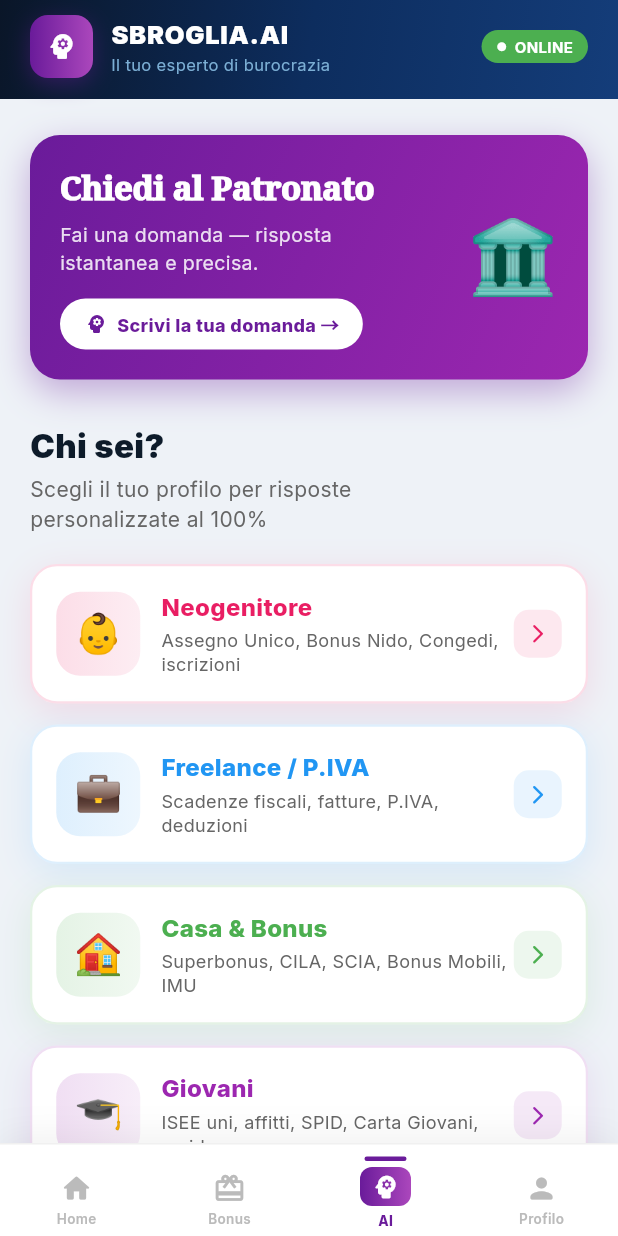
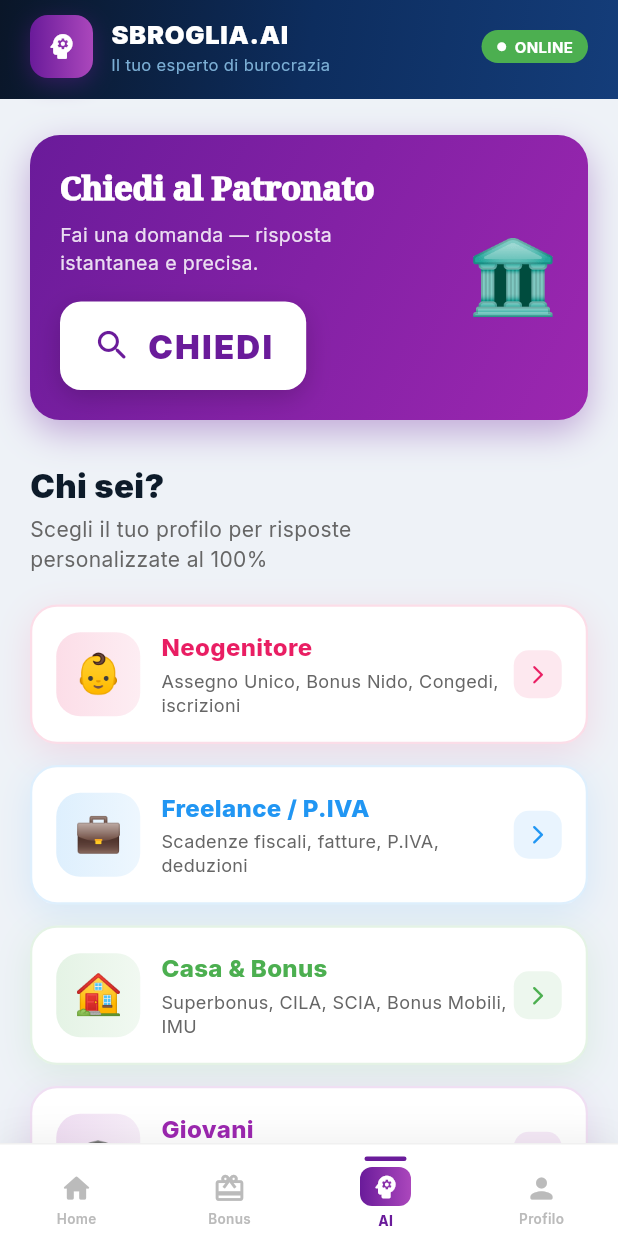
Before and after one commit to alutori-lang/IlmioPatronato, a Flutter app: the screen it shows after launch, item 3 of the bottom bar chosen, on a phone screen of 412 x 824 dp. Run offline on Flutter 3.47's test engine with Material 3 defaults, Android fonts, the phone set to English and light mode, and no system bars; our stand-ins replace file_picker, flutter_local_notifications, flutter_tts, google_fonts, google_mobile_ads, image_picker and 7 more; missing offline and left inert: cunning_document_scanner, pdfx; network calls fail.

Commit message:
Replace small 'Scrivi la tua domanda' pill with large 'CHIEDI' button
On the Chiedi al Patronato card (Sbroglia tab), the call-to-action is
now a big white button with magnifying glass icon (search_rounded) and
'CHIEDI' in 22pt extra-bold with letter spacing. More prominent and
clearer as the main action on the card.

Co-Authored-By: Claude Opus 4.7 (1M context) <noreply@anthropic.com>

```diff
--- a/lib/features/sbroglia/sbroglia_chat_screen.dart
+++ b/lib/features/sbroglia/sbroglia_chat_screen.dart
@@ -302,24 +302,32 @@ class _CategorySelectorScreen extends StatelessWidget {
                                   height: 1.45,
                                 ),
                               ),
-                              const SizedBox(height: 14),
+                              const SizedBox(height: 16),
                               Container(
-                                padding: const EdgeInsets.symmetric(horizontal: 16, vertical: 8),
+                                padding: const EdgeInsets.symmetric(horizontal: 22, vertical: 14),
                                 decoration: BoxDecoration(
                                   color: Colors.white,
-                                  borderRadius: BorderRadius.circular(30),
+                                  borderRadius: BorderRadius.circular(14),
+                                  boxShadow: [
+                                    BoxShadow(
+                                      color: Colors.black.withValues(alpha: 0.18),
+                                      blurRadius: 14,
+                                      offset: const Offset(0, 5),
+                                    ),
+                                  ],
                                 ),
                                 child: const Row(
                                   mainAxisSize: MainAxisSize.min,
                                   children: [
-                                    Icon(Icons.psychology_rounded, color: Color(0xFF6A1B9A), size: 16),
-                                    SizedBox(width: 6),
+                                    Icon(Icons.search_rounded, color: Color(0xFF6A1B9A), size: 26),
+                                    SizedBox(width: 10),
                                     Text(
-                                      'Scrivi la tua domanda →',
+                                      'CHIEDI',
                                       style: TextStyle(
                                         color: Color(0xFF6A1B9A),
-                                        fontSize: 12,
-                                        fontWeight: FontWeight.w800,
+                                        fontSize: 22,
+                                        fontWeight: FontWeight.w900,
+                                        letterSpacing: 1.5,
                                       ),
                                     ),
                                   ],
```
